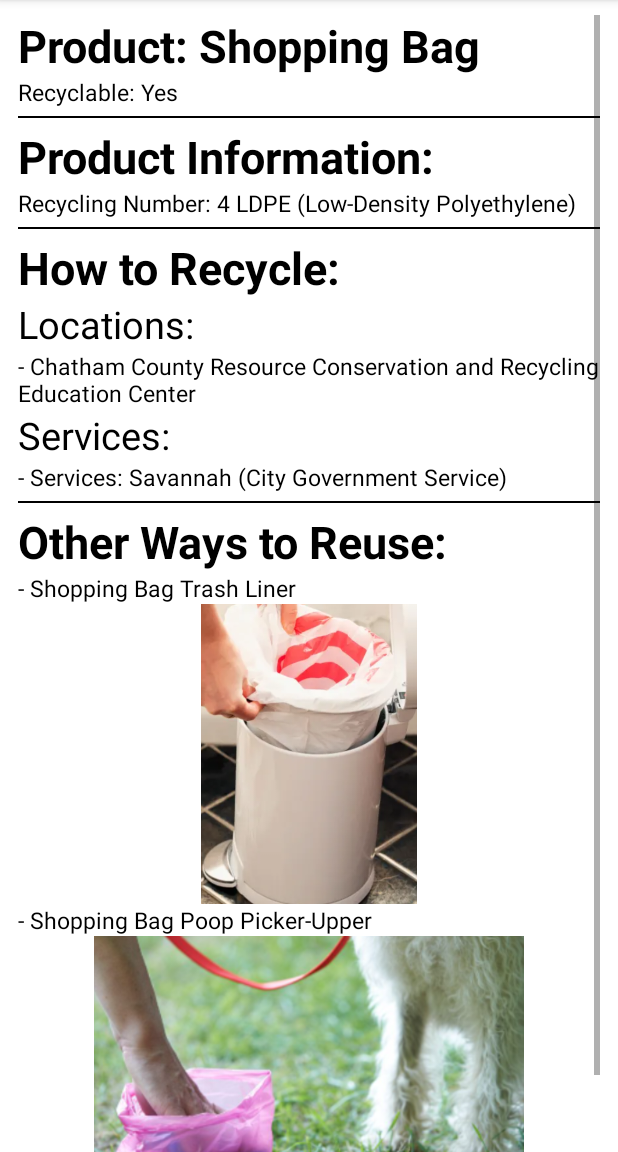
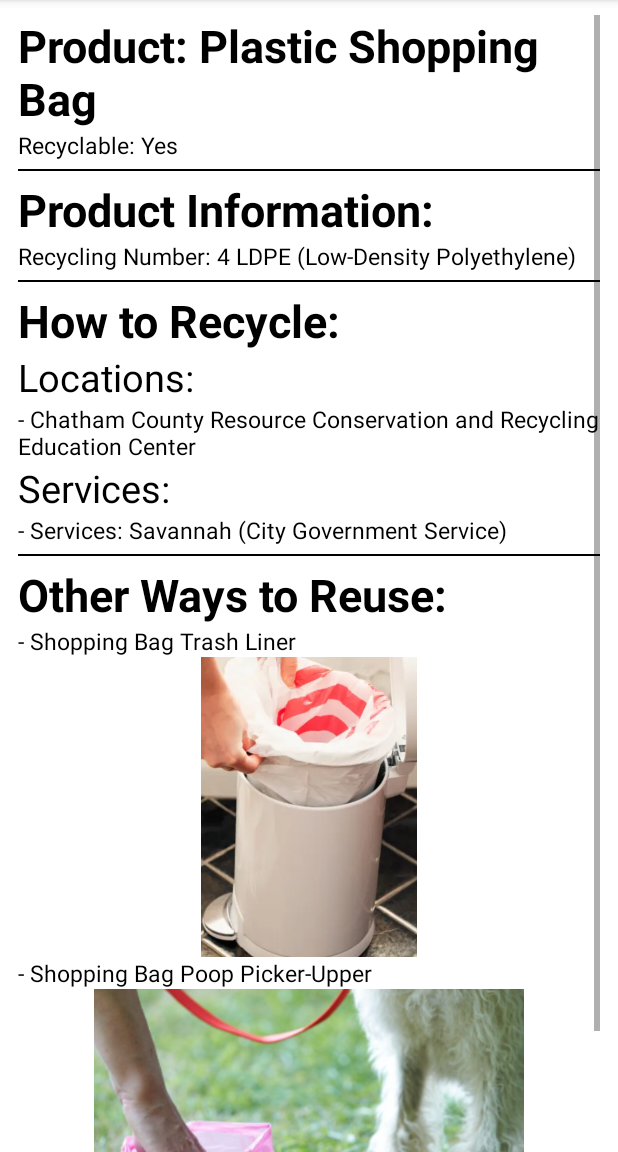
Before and after one commit to BrowerZhang/Salvager, an Android app: the ActivityShoppingBag screen opened directly, with no data from a screen before it, on a phone screen of 412 x 824 dp, the part 84-1236 px from its top. Run offline under Robolectric (Android 15) with nearby library versions, the phone set to English and light mode, and no system bars.

```diff
--- a/app/src/main/java/com/example/salvager/MainActivity.java
+++ b/app/src/main/java/com/example/salvager/MainActivity.java
@@ -19,8 +19,8 @@ import com.google.android.material.bottomnavigation.BottomNavigationView;
 public class MainActivity extends AppCompatActivity {
 
     ListView listView;
-    String[] searches = {"Water Bottles", "Milk Carton", "Detergent Bottles", "Shopping Bags", "Ketchup Bottles", "Plastic Egg Carton", "Baby Bottles",
-            "Glass Bottle", "Batteries + Automotive Batteries", "Cardboard", "Soup Can", "Scrap Metal", "Paint",};
+    String[] searches = {"Water Bottles", "Milk Carton", "Detergent Bottles", "Plastic Shopping Bags", "Ketchup Bottles", "Plastic Egg Carton", "Baby Bottles",
+            "Glass Bottle", "Batteries + Automotive Batteries", "Cardboard", "Soup Can", "Scrap Metal", "Paint"};
 
     ArrayAdapter<String> arrayAdapter;
 
--- a/app/src/main/res/layout/activity_shopping_bag.xml
+++ b/app/src/main/res/layout/activity_shopping_bag.xml
@@ -16,7 +16,7 @@
         android:id="@+id/product"
         android:layout_width="wrap_content"
         android:layout_height="wrap_content"
-        android:text="Product: Shopping Bag"
+        android:text="Product: Plastic Shopping Bag"
         android:textSize="30sp"
         android:textStyle="bold"
         android:textColor="@color/black"/>
```
